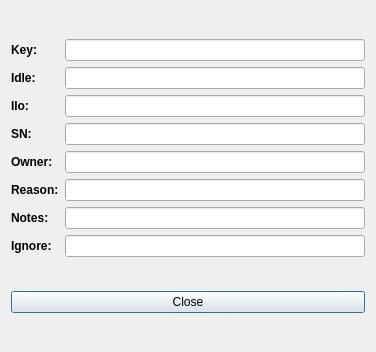
Qt form ui/details.ui (danlabici/taskcluster-worker-checker) before a commit.
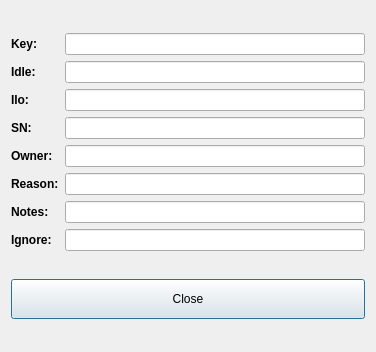
The same form after that commit.

Diff of the .ui file:
```diff
--- a/ui/details.ui
+++ b/ui/details.ui
@@ -180,6 +180,12 @@
    </item>
    <item>
     <widget class="QPushButton" name="close_btn">
+     <property name="minimumSize">
+      <size>
+       <width>0</width>
+       <height>40</height>
+      </size>
+     </property>
      <property name="text">
       <string>Close</string>
      </property>
```
